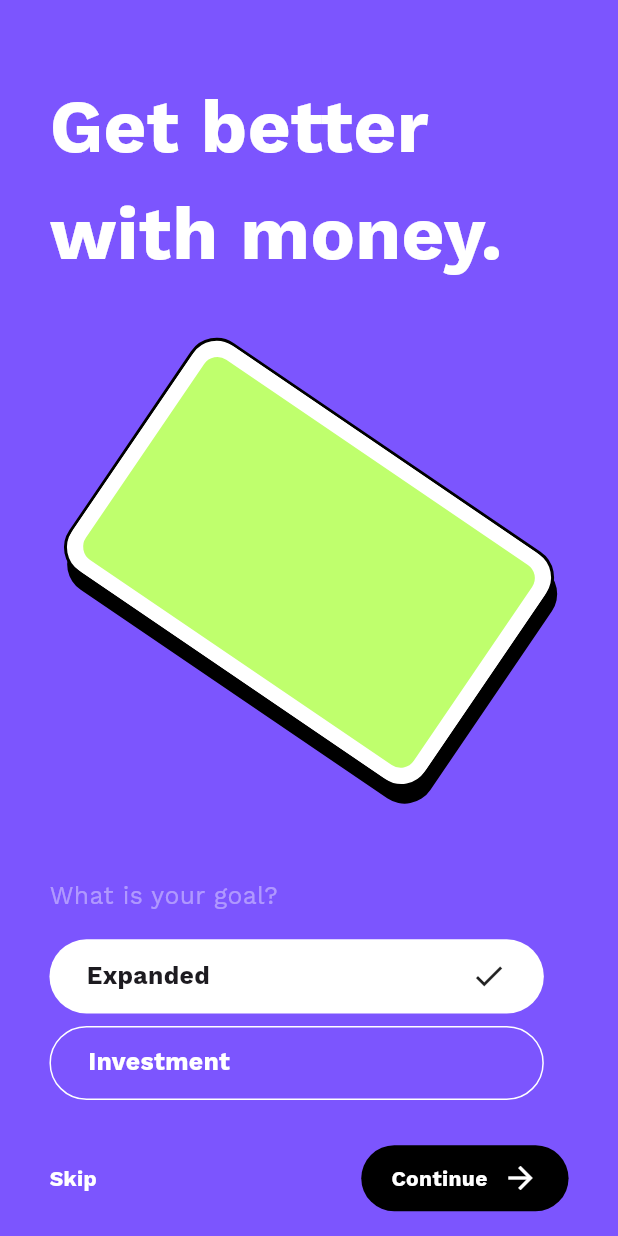
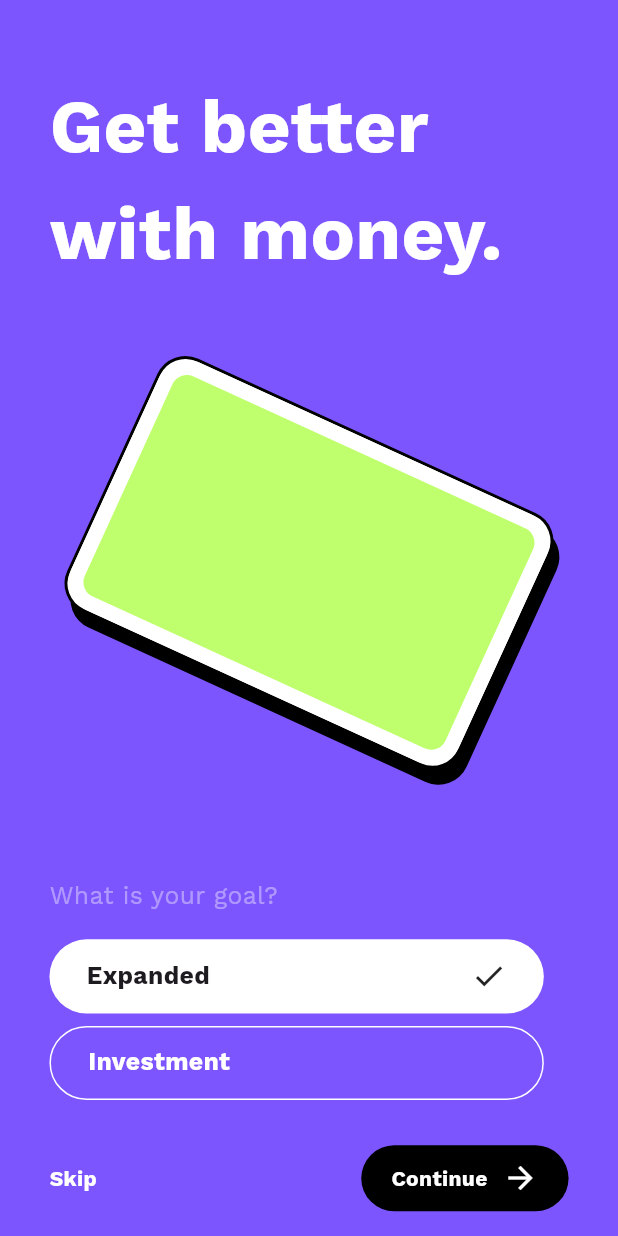
Before and after one commit to bhawesh2002/finance_app_ui, a Flutter app: the screen it shows after launch, on a phone screen of 412 x 824 dp. Run offline on Flutter 3.47's test engine with Material 3 defaults, Android fonts, the phone set to English and light mode, and no system bars; our stand-ins replace google_fonts.

Commit message:
create cardWidget

```diff
--- a/lib/screens/screen1.dart
+++ b/lib/screens/screen1.dart
@@ -1,5 +1,6 @@
 import 'package:finance_app_ui/colors/colors.dart';
 import 'package:finance_app_ui/screens/screen2.dart';
+import 'package:finance_app_ui/widgets/card.dart';
 import 'package:flutter/material.dart';
 import 'package:google_fonts/google_fonts.dart';
 
@@ -31,50 +32,11 @@ class Screen1 extends StatelessWidget {
               ),
             ),
           ),
-          //Shadow of the card
-          Positioned(
-            top: height * 0.28,
-            left: width / 2 * 0.55,
-            child: Transform.rotate(
-              angle: 65,
-              child: Transform.translate(
-                offset: const Offset(8, -8),
-                child: Container(
-                  height: height * 0.35,
-                  width: width * 0.45,
-                  decoration: BoxDecoration(
-                    color: Colors.black,
-                    borderRadius: BorderRadius.circular(width * 0.05),
-                  ),
-                ),
-              ),
-            ),
-          ),
           //Card Widget
           Positioned(
             top: height * 0.28,
             left: width / 2 * 0.55,
-            child: Transform.rotate(
-              angle: 65,
-              child: Container(
-                height: height * 0.35,
-                width: width * 0.45,
-                decoration: BoxDecoration(
-                  color: Colors.white,
-                  border: Border.all(width: 2),
-                  borderRadius: BorderRadius.circular(width * 0.05),
-                ),
-                child: Container(
-                  height: height * 0.30,
-                  width: width * 0.40,
-                  decoration: BoxDecoration(
-                    color: cardColor,
-                    border: Border.all(width: 10, color: Colors.white),
-                    borderRadius: BorderRadius.circular(width * 0.05),
-                  ),
-                ),
-              ),
-            ),
+            child: cardWidget(context, angle: 2),
           ),
           //Text: "What is your goal?"
           Positioned(
--- /dev/null
+++ b/lib/widgets/card.dart
@@ -0,0 +1,46 @@
+import 'package:flutter/material.dart';
+import 'package:finance_app_ui/colors/colors.dart';
+
+Widget cardWidget(BuildContext context, {double angle = 0}) {
+  double height = MediaQuery.of(context).size.height;
+  double width = MediaQuery.of(context).size.width;
+  return Stack(
+    children: [
+      Transform.rotate(
+        angle: angle,
+        child: Transform.translate(
+          offset: const Offset(8, -8),
+          child: Container(
+            height: height * 0.35,
+            width: width * 0.45,
+            decoration: BoxDecoration(
+              color: Colors.black,
+              borderRadius: BorderRadius.circular(width * 0.05),
+            ),
+          ),
+        ),
+      ),
+      Transform.rotate(
+        angle: angle,
+        child: Container(
+          height: height * 0.35,
+          width: width * 0.45,
+          decoration: BoxDecoration(
+            color: Colors.white,
+            border: Border.all(width: 2),
+            borderRadius: BorderRadius.circular(width * 0.05),
+          ),
+          child: Container(
+            height: height * 0.30,
+            width: width * 0.40,
+            decoration: BoxDecoration(
+              color: cardColor,
+              border: Border.all(width: 10, color: Colors.white),
+              borderRadius: BorderRadius.circular(width * 0.05),
+            ),
+          ),
+        ),
+      )
+    ],
+  );
+}
```
